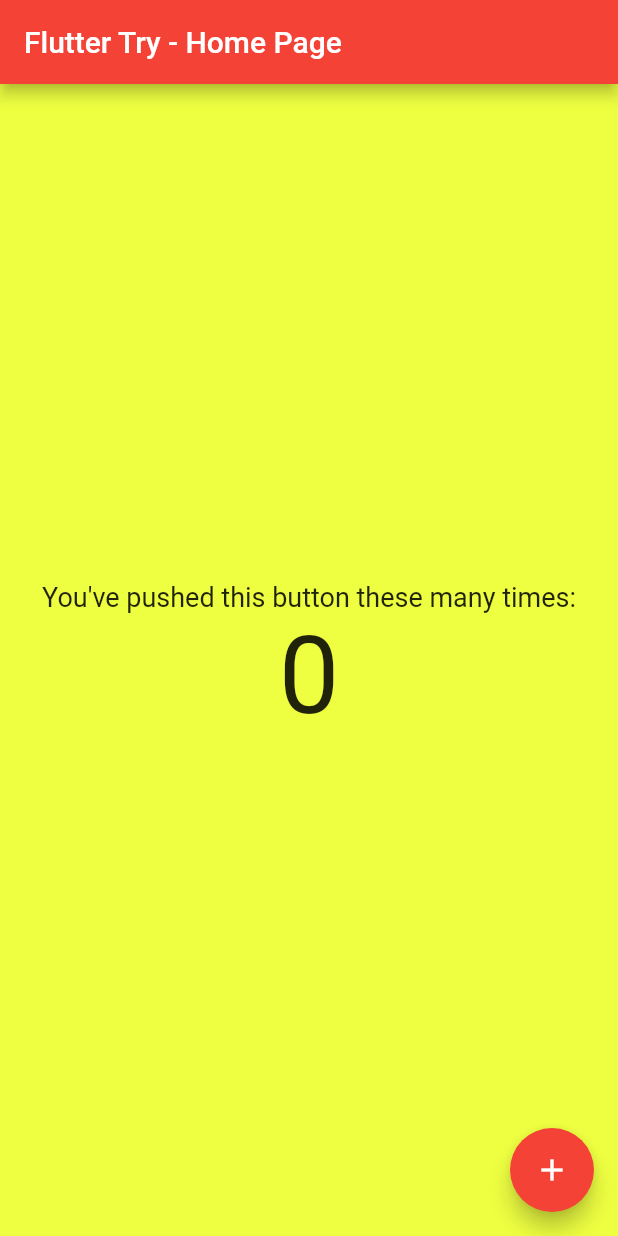
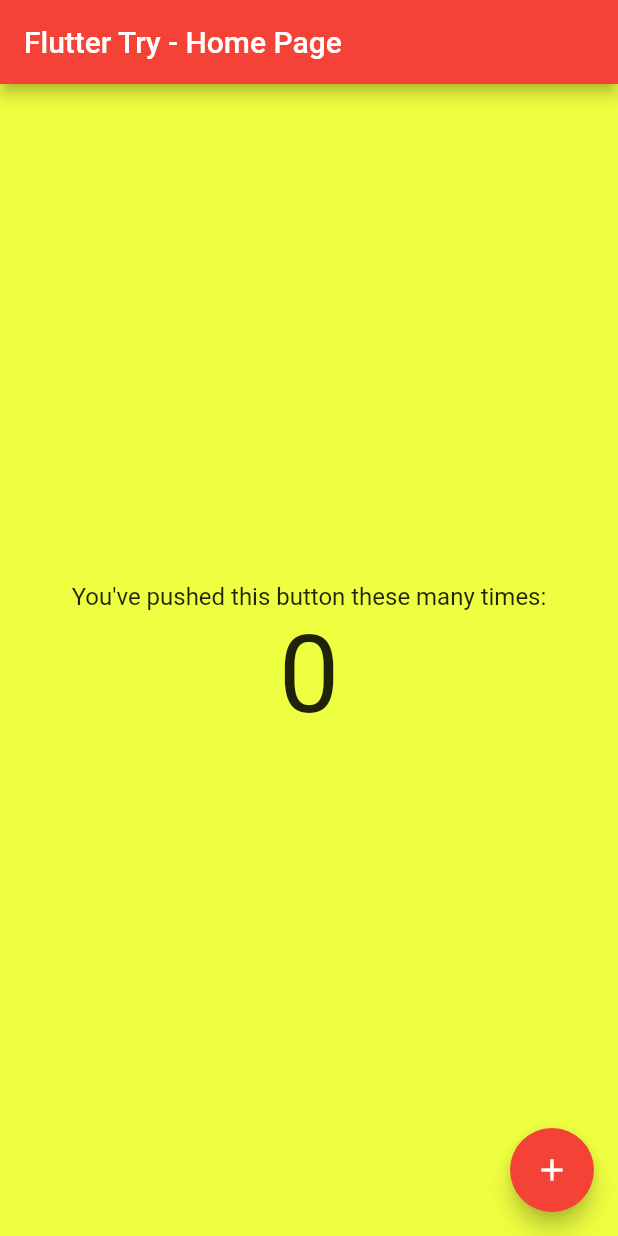
Before and after one commit to helton-isac/Flutter-App, a Flutter app: the screen it shows after launch, on a phone screen of 412 x 824 dp. Run offline on Flutter 3.47's test engine with Material 2 defaults, Android fonts, the phone set to English and light mode, and no system bars.

```diff
--- a/lib/main.dart
+++ b/lib/main.dart
@@ -18,18 +18,27 @@ class MyApp extends StatelessWidget {
 class MyHomePage extends StatefulWidget {
   @override
   State<StatefulWidget> createState() {
-    return MyHomePageState();
+    return _MyHomePageState();
   }
 }
 
-class MyHomePageState extends State<MyHomePage> {
+class _MyHomePageState extends State<MyHomePage> {
+  int _counter = 0;
+
+  void incrementCounter() {
+    setState(() {
+      _counter++;
+    });
+  }
+
   @override
   Widget build(BuildContext context) {
     return Scaffold(
       backgroundColor: Colors.limeAccent,
       floatingActionButton: FloatingActionButton(
         child: Icon(Icons.add),
-        onPressed: () => print("Fab pressed"),
+        tooltip: "Increment",
+        onPressed: incrementCounter,
       ),
       appBar: AppBar(
         title: Text("Flutter Try - Home Page"),
@@ -40,10 +49,10 @@ class MyHomePageState extends State<MyHomePage> {
           children: [
             Text(
               "You've pushed this button these many times:",
-              style: TextStyle(fontSize: 18),
+              style: TextStyle(fontSize: 16),
             ),
             Text(
-              "0",
+              "$_counter",
               style: Theme.of(context).textTheme.headline5,
               textScaleFactor: 3,
             ),
```
Also changed, not shown: demo/demo.gif (added), 1 other file.
